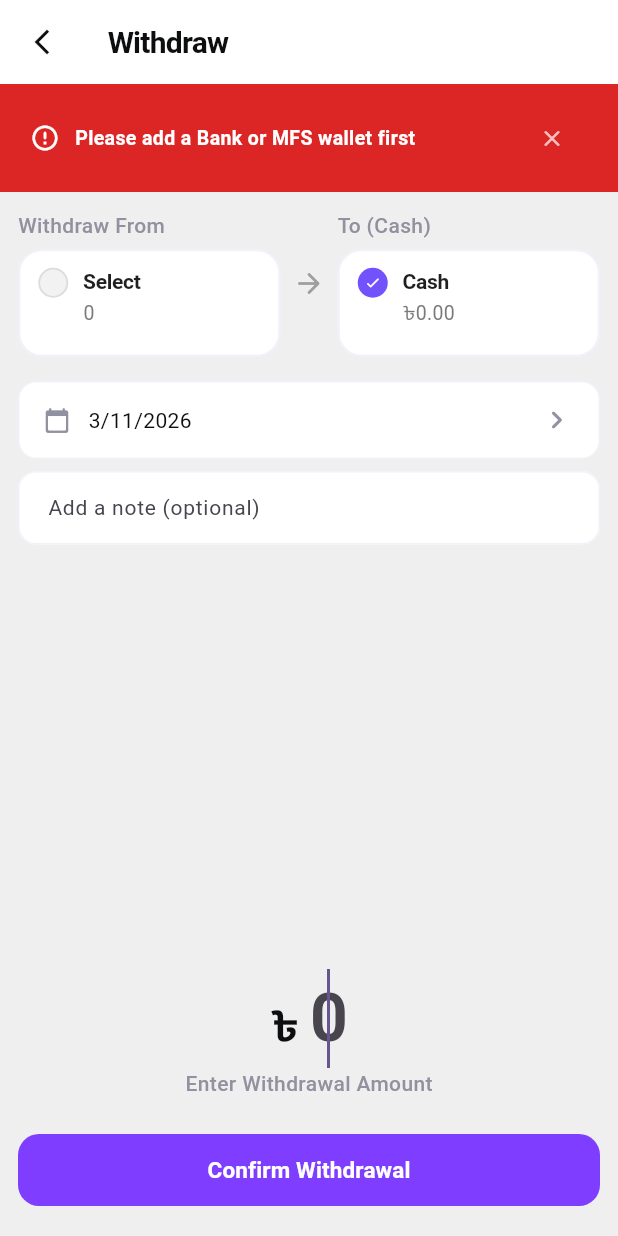
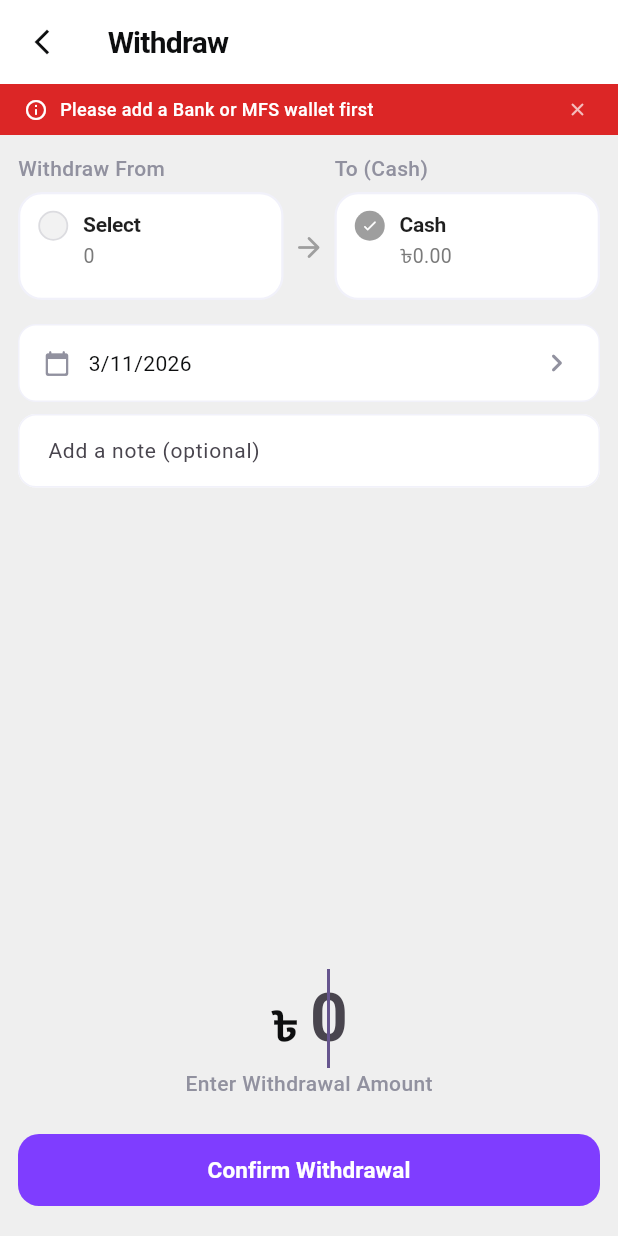
Before and after one commit to mahmudul-jony/financeapp-replica, a Flutter app: the WithdrawScreen screen opened directly, after a tap on "Confirm Withdrawal", on a phone screen of 412 x 824 dp. Run offline on Flutter 3.47's test engine with Material 3 defaults, Android fonts, the light colour scheme and no system bars; our stand-ins replace connectivity_plus, google_sign_in, image_picker, package_info_plus, sqflite; accounts and stored records are empty; network calls fail.

Commit message:
Fixing Withdraw feature with minor changes

```diff
--- a/lib/providers/finance_provider.dart
+++ b/lib/providers/finance_provider.dart
@@ -43,6 +43,19 @@ class FinanceProvider with ChangeNotifier, WidgetsBindingObserver {
   bool get hasConflicts => _conflicts.isNotEmpty;
   bool get isOffline => _wasOffline;
   bool get isOnline => !_wasOffline;
+
+  String? _noticeMessage;
+  String? get noticeMessage => _noticeMessage;
+
+  void showNotice(String message) {
+    _noticeMessage = message;
+    notifyListeners();
+  }
+
+  void clearNoticeMessage() {
+    _noticeMessage = null;
+    notifyListeners();
+  }
 
   // Filter & Preferences State
   FilterType _currentFilter = FilterType.month;
--- a/lib/screens/banking_dashboard_screen.dart
+++ b/lib/screens/banking_dashboard_screen.dart
@@ -7,6 +7,7 @@ import 'package:financeapp/screens/all_transactions_screen.dart';
 import 'package:financeapp/screens/category_list_screen.dart';
 import 'package:financeapp/widgets/summary_card.dart';
 import 'package:financeapp/widgets/quick_actions.dart';
+import 'package:financeapp/widgets/app_components.dart';
 import 'package:provider/provider.dart';
 import 'package:financeapp/providers/finance_provider.dart';
 import 'package:financeapp/services/auth_service.dart';
@@ -102,6 +103,16 @@ class _BankingDashboardScreenState extends State<BankingDashboardScreen> with Ro
               ),
             ),
           ),
+          if (provider.noticeMessage != null)
+            Positioned(
+              top: 0,
+              left: 0,
+              right: 0,
+              child: AppErrorBanner(
+                message: provider.noticeMessage,
+                onDismissed: () => provider.clearNoticeMessage(),
+              ),
+            ),
           if (provider.isSyncing)
             const Positioned(
               top: 0,
--- a/lib/screens/manage_screen.dart
+++ b/lib/screens/manage_screen.dart
@@ -56,7 +56,6 @@ class ManageScreen extends StatelessWidget {
                 return Stack(
                   children: [
                     AccountCard(data: cardData),
-                    if (!w.isDefault)
                     Positioned(
                       top: 12,
                       right: 12,
--- a/lib/screens/wallet_forms.dart
+++ b/lib/screens/wallet_forms.dart
@@ -147,11 +147,7 @@ class _EditWalletScreenState extends State<EditWalletScreen> {
         child: Column(
           crossAxisAlignment: CrossAxisAlignment.start,
           children: [
-            AppTextField(hint: 'Wallet name', controller: _nameController, readOnly: widget.wallet.isDefault),
-            if (widget.wallet.isDefault) ...[
-              const SizedBox(height: 6),
-              const Text('The default Cash wallet cannot be renamed or deleted.', style: TextStyle(color: Colors.grey, fontSize: 12)),
-            ],
+            AppTextField(hint: 'Wallet name', controller: _nameController),
             AppSpacing.largeVerticalGap,
             const Text('Choose Color', style: AppTypography.subTitle),
             const SizedBox(height: 8),
--- a/lib/screens/withdraw_screen.dart
+++ b/lib/screens/withdraw_screen.dart
@@ -113,7 +113,7 @@ class _WithdrawScreenState extends State<WithdrawScreen> {
                             ),
                           ] else ...[
                             Row(
-                              crossAxisAlignment: CrossAxisAlignment.start,
+                              crossAxisAlignment: CrossAxisAlignment.end,
                               children: [
                                 Expanded(
                                   child: AppStaticWalletCard(
@@ -131,7 +131,7 @@ class _WithdrawScreenState extends State<WithdrawScreen> {
                                   ),
                                 ),
                                 const Padding(
-                                  padding: EdgeInsets.fromLTRB(8, 38, 8, 0),
+                                  padding: EdgeInsets.fromLTRB(6, 0, 6, 24),
                                   child: Icon(Icons.arrow_forward_rounded, color: Colors.grey, size: 22),
                                 ),
                                 Expanded(
@@ -142,6 +142,7 @@ class _WithdrawScreenState extends State<WithdrawScreen> {
                                       'color': Color(defaultCashWallet.color),
                                     },
                                     label: 'To (Cash)',
+                                    isCheckGray: true,
                                     onTap: () {}, // Fixed to Cash wallet
                                   ),
                                 ),
--- a/lib/widgets/app_components.dart
+++ b/lib/widgets/app_components.dart
@@ -329,6 +329,7 @@ class WalletCardItem extends StatelessWidget {
   final String balance;
   final String? frozen;
   final bool isSelected;
+  final bool isCheckGray;
   final VoidCallback? onTap;
   final double? width;
 
@@ -337,6 +338,7 @@ class WalletCardItem extends StatelessWidget {
     required this.balance,
     this.frozen,
     required this.isSelected,
+    this.isCheckGray = false,
     this.onTap,
     this.width,
     super.key,
@@ -369,7 +371,7 @@ class WalletCardItem extends StatelessWidget {
                 height: 20,
                 decoration: BoxDecoration(
                   shape: BoxShape.circle,
-                  color: isSelected ? const Color(0xFF7252FD) : const Color(0xFFF2F2F2),
+                  color: isSelected ? (isCheckGray ? const Color(0xFF9E9E9E) : const Color(0xFF7252FD)) : const Color(0xFFF2F2F2),
                   border: isSelected
                       ? null
                       : Border.all(color: const Color(0xFFDCDCE0), width: 1.2),
@@ -471,11 +473,13 @@ class AppStaticWalletCard extends StatelessWidget {
   final Map<String, dynamic> acc;
   final String label;
   final VoidCallback onTap;
+  final bool isCheckGray;
 
   const AppStaticWalletCard({
     required this.acc,
     required this.label,
     required this.onTap,
+    this.isCheckGray = false,
     super.key,
   });
 
@@ -492,6 +496,7 @@ class AppStaticWalletCard extends StatelessWidget {
           balance: acc['balance'] ?? '',
           frozen: acc['frozen'],
           isSelected: isSelected,
+          isCheckGray: isCheckGray,
           onTap: onTap,
         ),
       ],
@@ -666,9 +671,11 @@ class _AppErrorBannerState extends State<AppErrorBanner> {
   @override
   Widget build(BuildContext context) {
     if (_visibleMessage == null || _visibleMessage!.isEmpty) return const SizedBox.shrink();
-    return Container(
+    return Material(
+      color: Colors.transparent,
+      child: Container(
         width: double.infinity,
-      padding: const EdgeInsets.symmetric(horizontal: 20, vertical: 12),
+        padding: const EdgeInsets.symmetric(horizontal: 16, vertical: 6),
         decoration: const BoxDecoration(
           color: Color(0xFFDC2626), // Red background
         ),
@@ -676,21 +683,23 @@ class _AppErrorBannerState extends State<AppErrorBanner> {
           bottom: false,
           child: Row(
             children: [
-            const Icon(Icons.error_outline_rounded, color: Colors.white, size: 20),
-            const SizedBox(width: 10),
+              const Icon(Icons.info_outline_rounded, color: Colors.white, size: 16),
+              const SizedBox(width: 8),
               Expanded(
                 child: Text(
                   _visibleMessage!,
-                style: const TextStyle(color: Colors.white, fontSize: 13, fontWeight: FontWeight.w600),
+                  style: const TextStyle(color: Colors.white, fontSize: 12, fontWeight: FontWeight.w500),
                 ),
               ),
-            IconButton(
-              onPressed: _hideBanner,
-              icon: const Icon(Icons.close_rounded, size: 18, color: Colors.white70),
-              padding: EdgeInsets.zero,
-              constraints: const BoxConstraints(),
+              InkWell(
+                onTap: _hideBanner,
+                child: const Padding(
+                  padding: EdgeInsets.all(4.0),
+                  child: Icon(Icons.close_rounded, size: 14, color: Colors.white70),
+                ),
               ),
             ],
+          ),
         ),
       ),
     );
--- a/lib/widgets/quick_actions.dart
+++ b/lib/widgets/quick_actions.dart
@@ -61,9 +61,7 @@ class QuickActionsGrid extends StatelessWidget {
                 isDisabled: isDisabled,
                 onTap: () {
                   if (isDisabled) {
-                    ScaffoldMessenger.of(context).showSnackBar(
-                      SnackBar(content: Text(disabledReason)),
-                    );
+                    context.read<FinanceProvider>().showNotice(disabledReason);
                     return;
                   }
                   if (action.label == 'Add Expense') {
@@ -114,7 +112,7 @@ class QuickActionItem extends StatelessWidget {
               child: Icon(
                 action.icon,
                 color: isDisabled ? Colors.grey[400] : Colors.white,
-                size: 20
+                size: 24
               ),
             ),
           ),
```
Also changed, not shown: lib/widgets/account_card.dart (+10 -3 lines). Lines whose indentation alone changed are shown as unchanged.
